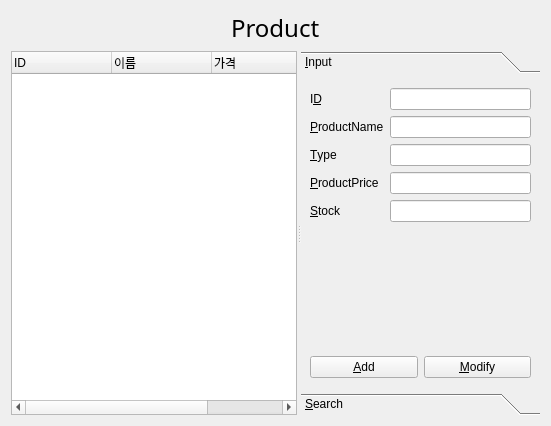
Old version of the form productmanagerform.ui in the repository choieunchong/ChatClient.
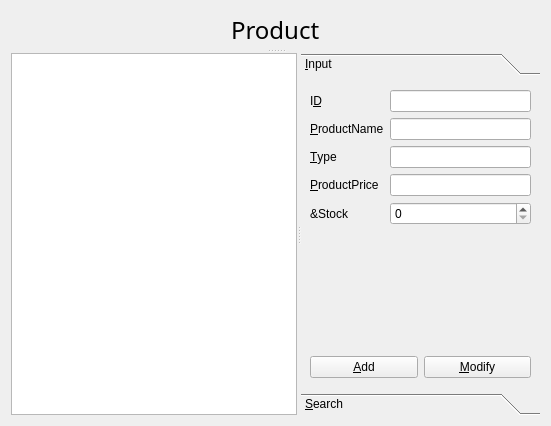
New version of the form.

Patch:
```diff
--- a/productmanagerform.ui
+++ b/productmanagerform.ui
@@ -13,10 +13,13 @@
   <property name="windowTitle">
    <string>Form</string>
   </property>
-  <layout class="QVBoxLayout" name="verticalLayout_2">
-   <item>
-    <layout class="QVBoxLayout" name="verticalLayout" stretch="0,1">
-     <item>
+  <layout class="QGridLayout" name="gridLayout_2">
+   <item row="0" column="0">
+    <widget class="QSplitter" name="splitter_2">
+     <property name="orientation">
+      <enum>Qt::Vertical</enum>
+     </property>
+     <widget class="QWidget" name="layoutWidget">
       <layout class="QHBoxLayout" name="horizontalLayout_2">
        <item>
         <spacer name="horizontalSpacer_2">
@@ -58,40 +61,12 @@
         </spacer>
        </item>
       </layout>
-     </item>
-     <item>
+     </widget>
       <widget class="QSplitter" name="splitter">
        <property name="orientation">
         <enum>Qt::Horizontal</enum>
        </property>
-       <widget class="QTreeWidget" name="treeWidget">
-        <property name="rootIsDecorated">
-         <bool>false</bool>
-        </property>
-        <property name="itemsExpandable">
-         <bool>false</bool>
-        </property>
-        <column>
-         <property name="text">
-          <string>ID</string>
-         </property>
-        </column>
-        <column>
-         <property name="text">
-          <string>이름</string>
-         </property>
-        </column>
-        <column>
-         <property name="text">
-          <string>가격</string>
-         </property>
-        </column>
-        <column>
-         <property name="text">
-          <string>재고량</string>
-         </property>
-        </column>
-       </widget>
+      <widget class="QTableView" name="tableView"/>
        <widget class="QToolBox" name="toolBox">
         <property name="currentIndex">
          <number>0</number>
@@ -101,8 +76,8 @@
           <rect>
            <x>0</x>
            <y>0</y>
-           <width>219</width>
-           <height>338</height>
+          <width>220</width>
+          <height>335</height>
           </rect>
          </property>
          <attribute name="label">
@@ -178,7 +153,7 @@
              </widget>
             </item>
             <item row="4" column="1">
-             <widget class="QLineEdit" name="stockLineEdit"/>
+            <widget class="QSpinBox" name="spinBox"/>
             </item>
            </layout>
           </item>
@@ -307,8 +282,7 @@
         </widget>
        </widget>
       </widget>
-     </item>
-    </layout>
+    </widget>
    </item>
   </layout>
  </widget>
```
Left out of the diff: 7 changed lines with no effect on the pictures. Lines whose indentation alone changed are shown as unchanged.
